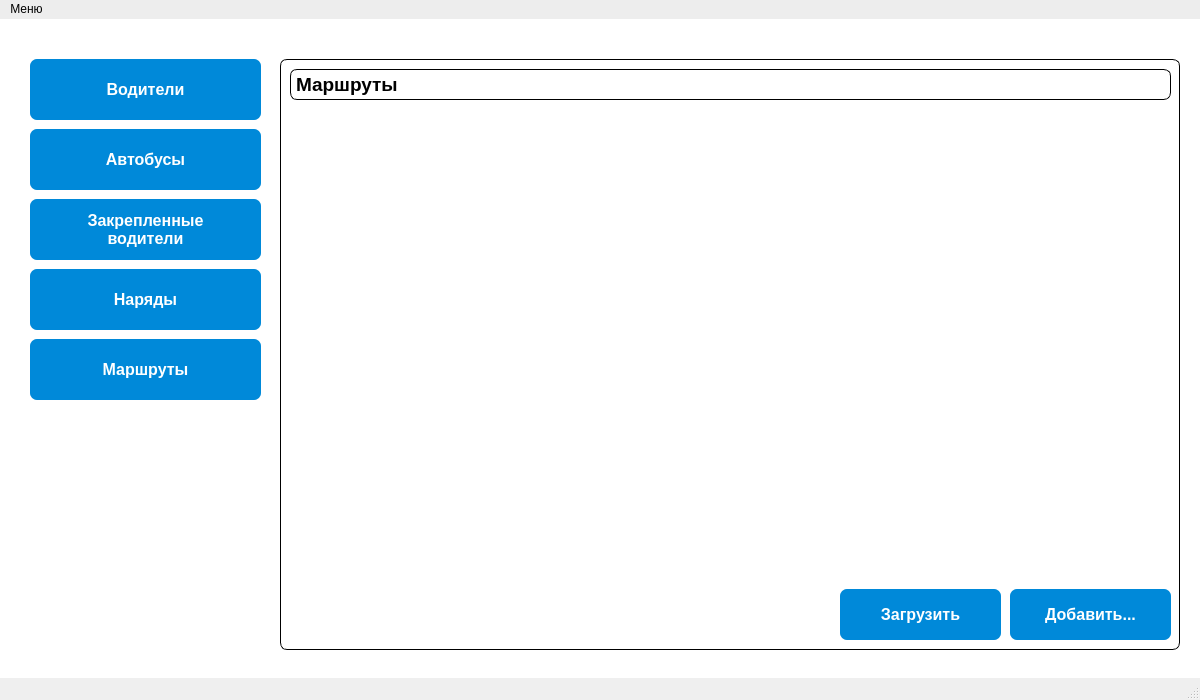
ba1zhina/qt-busSystem, file balzhinaautopark/mainwindow.ui: the form before one commit.
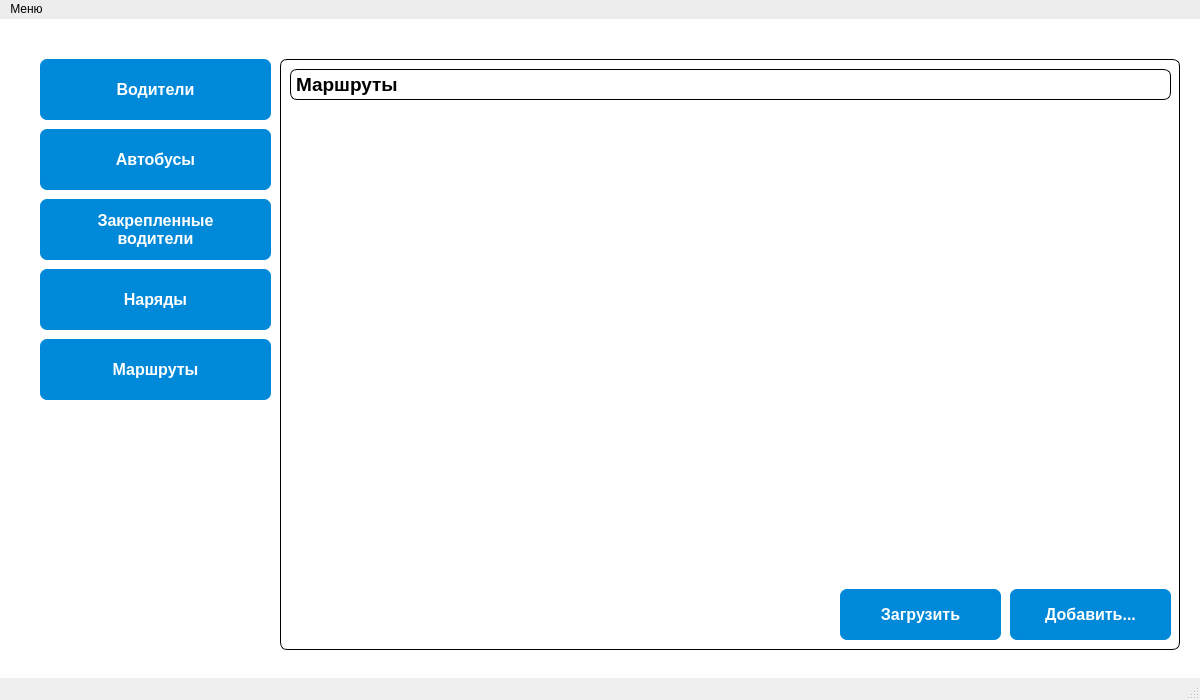
The form after the commit.

Diff of the .ui file:
```diff
--- a/balzhinaautopark/mainwindow.ui
+++ b/balzhinaautopark/mainwindow.ui
@@ -35,7 +35,7 @@
    <widget class="QPushButton" name="pushButtonDriver">
     <property name="geometry">
      <rect>
-      <x>30</x>
+      <x>40</x>
       <y>40</y>
       <width>231</width>
       <height>61</height>
@@ -65,7 +65,7 @@
    <widget class="QPushButton" name="pushButtonRoutes">
     <property name="geometry">
      <rect>
-      <x>30</x>
+      <x>40</x>
       <y>320</y>
       <width>231</width>
       <height>61</height>
@@ -95,7 +95,7 @@
    <widget class="QPushButton" name="pushButtonItinerary">
     <property name="geometry">
      <rect>
-      <x>30</x>
+      <x>40</x>
       <y>250</y>
       <width>231</width>
       <height>61</height>
@@ -125,7 +125,7 @@
    <widget class="QPushButton" name="pushButtonAutoDriver">
     <property name="geometry">
      <rect>
-      <x>30</x>
+      <x>40</x>
       <y>180</y>
       <width>231</width>
       <height>61</height>
@@ -156,7 +156,7 @@
    <widget class="QPushButton" name="pushButtonAuto">
     <property name="geometry">
      <rect>
-      <x>30</x>
+      <x>40</x>
       <y>110</y>
       <width>231</width>
       <height>61</height>
```
